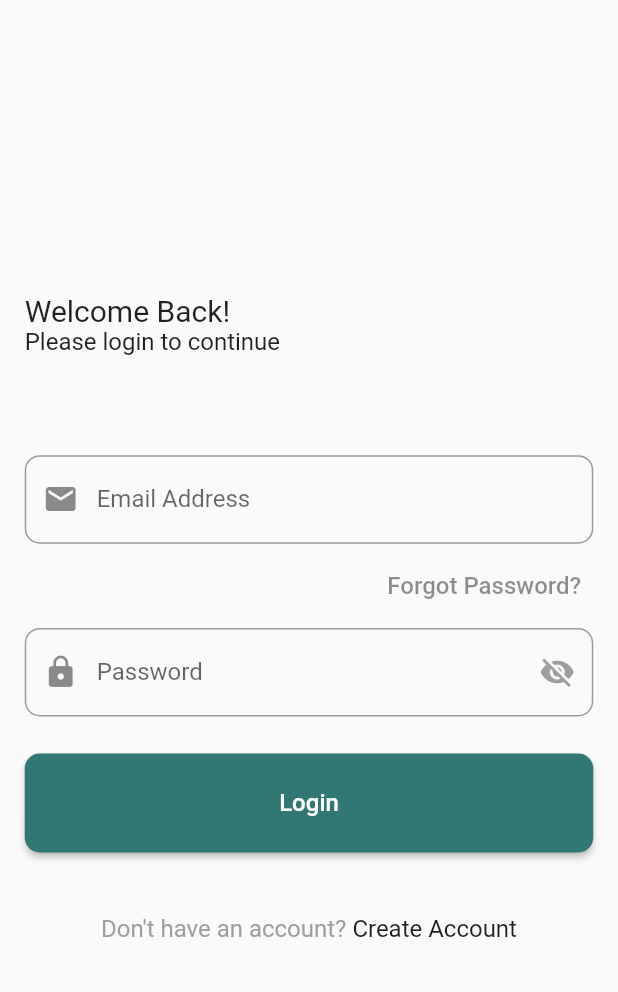
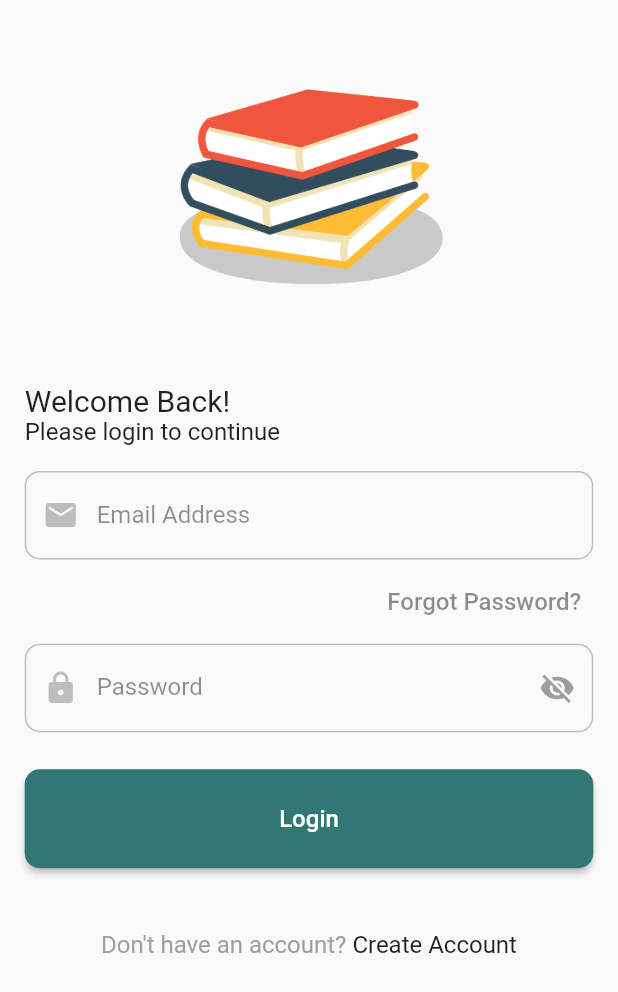
Before and after one commit to kennedyowusu/elibrary, a Flutter app: the screen it shows after launch, on a phone screen of 412 x 824 dp. Shown: the top 992 px of the screen. Run offline on Flutter 3.47's test engine with Material 2 defaults, Android fonts, the phone set to English and light mode, and no system bars; our stand-ins replace get, get_storage.

Commit message:
refine auth screens

```diff
--- a/lib/views/auth/login/components/login_form.dart
+++ b/lib/views/auth/login/components/login_form.dart
@@ -1,6 +1,5 @@
 import 'package:elibrary/constants/colors.dart';
 import 'package:elibrary/controllers/auth/auth.dart';
-import 'package:elibrary/views/auth/login/components/login_model.dart';
 import 'package:elibrary/views/auth/register/register.dart';
 import 'package:flutter/gestures.dart';
 import 'package:flutter/material.dart';
@@ -36,11 +35,29 @@ class _LoginFormState extends State<LoginForm> {
             keyboardType: TextInputType.emailAddress,
             autovalidateMode: AutovalidateMode.onUserInteraction,
             decoration: InputDecoration(
-              prefixIcon: Icon(Icons.email),
+              prefixIcon: Icon(
+                Icons.email,
+                color: ProjectColors.grey,
+              ),
               labelText: 'Email Address',
-              labelStyle: TextStyle(fontSize: 16),
+              labelStyle: TextStyle(
+                fontSize: 16,
+                color: ProjectColors.black.withOpacity(0.5),
+              ),
               border: OutlineInputBorder(
                 borderRadius: BorderRadius.circular(10),
+              ),
+              enabledBorder: OutlineInputBorder(
+                borderRadius: BorderRadius.circular(10),
+                borderSide: BorderSide(
+                  color: ProjectColors.grey,
+                ),
+              ),
+              focusedBorder: OutlineInputBorder(
+                borderRadius: BorderRadius.circular(10),
+                borderSide: BorderSide(
+                  color: ProjectColors.black,
+                ),
               ),
             ),
             validator: (value) {
@@ -72,6 +89,7 @@ class _LoginFormState extends State<LoginForm> {
             decoration: InputDecoration(
               prefixIcon: Icon(
                 Icons.lock,
+                color: ProjectColors.grey,
               ),
               suffixIcon: IconButton(
                 icon: Icon(
@@ -85,9 +103,24 @@ class _LoginFormState extends State<LoginForm> {
                 },
               ),
               labelText: 'Password',
-              labelStyle: TextStyle(fontSize: 16),
+              labelStyle: TextStyle(
+                fontSize: 16,
+                color: ProjectColors.black.withOpacity(0.5),
+              ),
               border: OutlineInputBorder(
                 borderRadius: BorderRadius.circular(10),
+              ),
+              enabledBorder: OutlineInputBorder(
+                borderRadius: BorderRadius.circular(10),
+                borderSide: BorderSide(
+                  color: ProjectColors.grey,
+                ),
+              ),
+              focusedBorder: OutlineInputBorder(
+                borderRadius: BorderRadius.circular(10),
+                borderSide: BorderSide(
+                  color: ProjectColors.black,
+                ),
               ),
             ),
             validator: (value) => value!.isEmpty
--- a/lib/views/auth/login/login.dart
+++ b/lib/views/auth/login/login.dart
@@ -8,16 +8,31 @@ class LoginScreen extends StatelessWidget {
   @override
   Widget build(BuildContext context) {
     double height = MediaQuery.of(context).size.height;
-    double width = MediaQuery.of(context).size.width;
-    Size size = MediaQuery.of(context).size;
     return SafeArea(
       child: Scaffold(
         body: Padding(
           padding: ProjectStyle.padding(context),
+          child: SingleChildScrollView(
             child: Column(
               crossAxisAlignment: CrossAxisAlignment.start,
               mainAxisAlignment: MainAxisAlignment.center,
               children: [
+                SizedBox(
+                  height: height * 0.05,
+                ),
+                Center(
+                  child: Hero(
+                    tag: 'logo',
+                    child: Image.asset(
+                      'assets/image/library.png',
+                      height: height * 0.2,
+                      fit: BoxFit.contain,
+                    ),
+                  ),
+                ),
+                SizedBox(
+                  height: height * 0.060,
+                ),
                 Text(
                   'Welcome Back!',
                   style: TextStyle(fontSize: 20),
@@ -26,9 +41,10 @@ class LoginScreen extends StatelessWidget {
                   'Please login to continue',
                   style: TextStyle(fontSize: 16),
                 ),
-              SizedBox(height: height * 0.08),
+                SizedBox(height: height * 0.02),
                 LoginForm(),
               ],
+            ),
           ),
         ),
       ),
--- a/lib/views/auth/register/register.dart
+++ b/lib/views/auth/register/register.dart
@@ -16,6 +16,9 @@ class RegisterScreen extends StatelessWidget {
               crossAxisAlignment: CrossAxisAlignment.start,
               mainAxisAlignment: MainAxisAlignment.center,
               children: [
+                SizedBox(
+                  height: height * 0.16,
+                ),
                 Text(
                   'Create Account',
                   style: TextStyle(fontSize: 20),
```
Also changed, not shown: lib/views/auth/register/component/register_form.dart (+50 -12 lines). Lines whose indentation alone changed are shown as unchanged.
